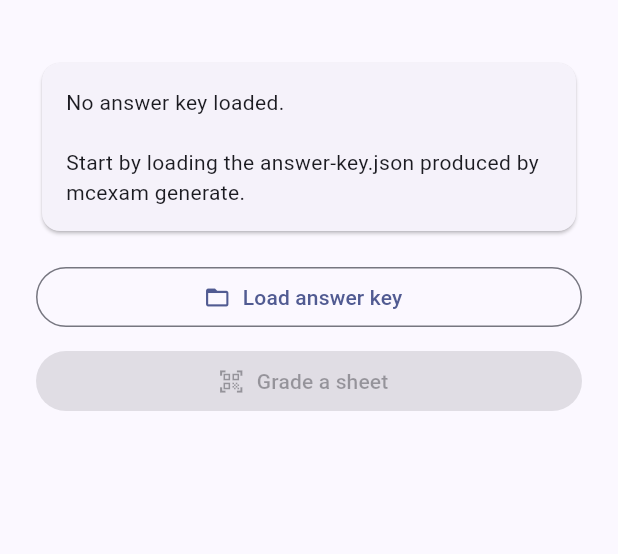
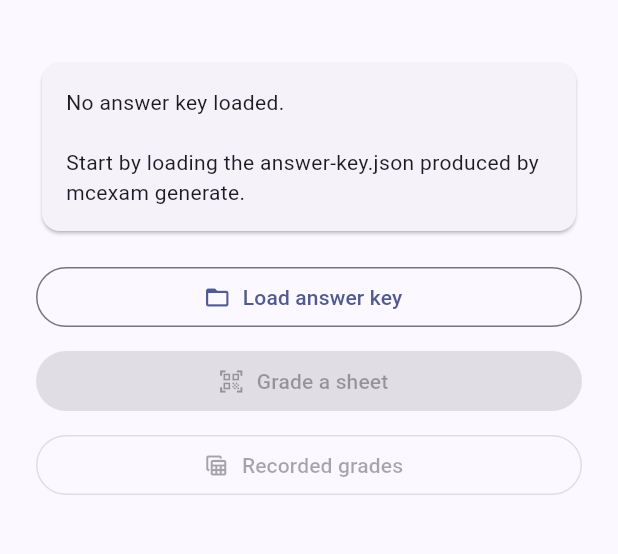
Before and after one commit to traiansf/multiple_choice_exam, a Flutter app: the screen it shows after launch, on a phone screen of 412 x 824 dp, the part 63-617 px from its top. Run offline on Flutter 3.47's test engine with Material 3 defaults, Android fonts, the phone set to English and light mode, and no system bars; our stand-ins replace camera, share_plus; missing offline and left inert: file_selector, mobile_scanner.

Commit message:
feat: recorded-grades screen, report export, and reset warning (issue #4)
Co-Authored-By: Claude Fable 5 <noreply@anthropic.com>

```diff
--- a/grader/lib/main.dart
+++ b/grader/lib/main.dart
@@ -4,6 +4,7 @@ import 'package:file_selector/file_selector.dart';
 import 'package:flutter/material.dart';
 
 import 'capture_sheet_screen.dart';
+import 'records_screen.dart';
 import 'result_screen.dart';
 import 'scan_qr_screen.dart';
 import 'session.dart';
@@ -32,13 +33,19 @@ class HomeScreen extends StatelessWidget {
 
   Future<void> _loadKey(BuildContext context) async {
     if (session.stage != SessionStage.needKey) {
+      final recorded = session.gradeBook.length;
       final replace = await showDialog<bool>(
         context: context,
         builder: (context) => AlertDialog(
           title: const Text('Replace the answer key?'),
-          content: const Text(
-            'Loading a new key starts a new exam: the current QR and sheet'
-            ' state will be discarded.',
+          content: Text(
+            recorded > 0
+                ? 'Loading a new key starts a new exam: the'
+                      ' $recorded recorded grade${recorded == 1 ? '' : 's'}'
+                      ' will be discarded. Export the report first if you'
+                      ' still need them.'
+                : 'Loading a new key starts a new exam: the current QR and'
+                      ' sheet state will be discarded.',
           ),
           actions: [
             TextButton(
@@ -129,6 +136,12 @@ class HomeScreen extends StatelessWidget {
                                 ' — ${key.optionsPerQuestion} options per'
                                 ' question',
                               ),
+                              const SizedBox(height: 8),
+                              Text(
+                                '${session.gradeBook.length} sheet'
+                                '${session.gradeBook.length == 1 ? '' : 's'}'
+                                ' recorded',
+                              ),
                             ],
                           ),
                   ),
@@ -147,6 +160,18 @@ class HomeScreen extends StatelessWidget {
                   label: const Text('Grade a sheet'),
                   onPressed: key == null ? null : () => _gradeFlow(context),
                 ),
+                const SizedBox(height: 8),
+                OutlinedButton.icon(
+                  icon: const Icon(Icons.table_view),
+                  label: const Text('Recorded grades'),
+                  onPressed: session.gradeBook.isEmpty
+                      ? null
+                      : () => Navigator.of(context).push(
+                          MaterialPageRoute(
+                            builder: (_) => RecordsScreen(session: session),
+                          ),
+                        ),
+                ),
               ],
             ),
           );
```
Also changed, not shown: grader/lib/records_screen.dart (added, +74 -0 lines), 1 other file.
